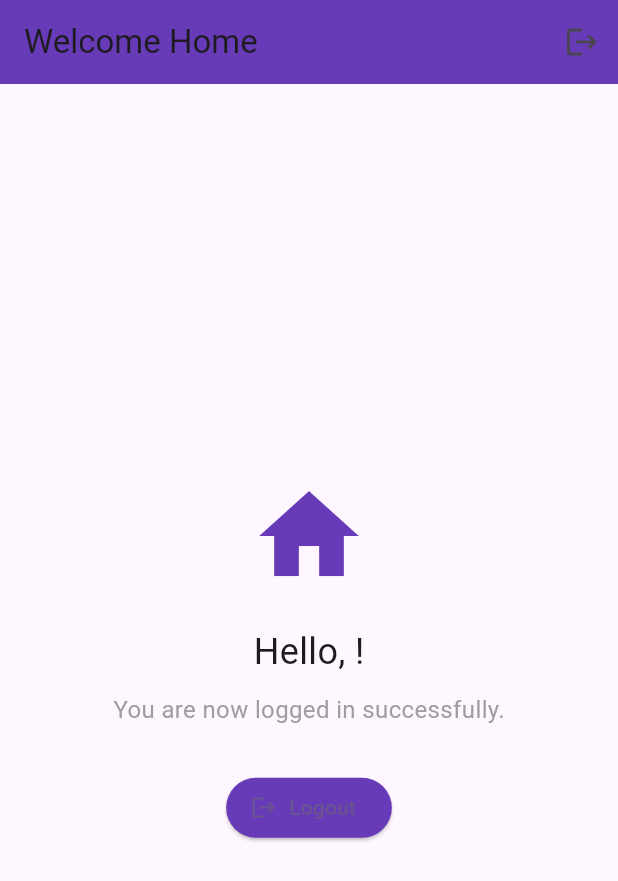
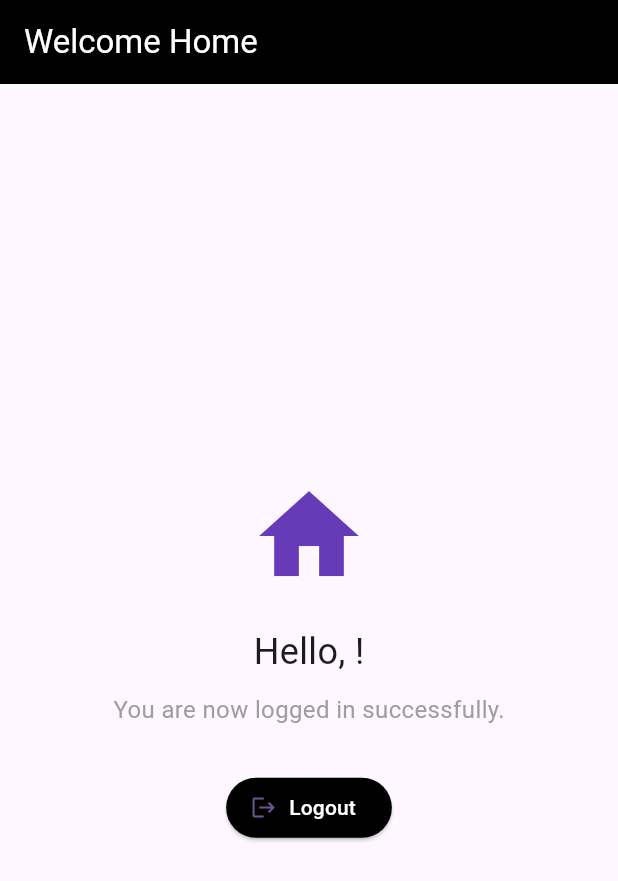
Before and after one commit to DanTech-logics/flutter_firebase, a Flutter app: the HomeScreen screen opened directly, on a phone screen of 412 x 824 dp. Shown: the top 881 px of the screen. Run offline on Flutter 3.47's test engine with Material 3 defaults, Android fonts, the phone set to English and light mode, and no system bars; our stand-ins replace cloud_firestore, firebase_auth, firebase_core, font_awesome_flutter, google_sign_in, shared_preferences; accounts and stored records are empty.

```diff
--- a/lib/screens/home_screen.dart
+++ b/lib/screens/home_screen.dart
@@ -1,5 +1,8 @@
 import 'package:firebase_auth/firebase_auth.dart';
 import 'package:flutter/material.dart';
+import 'package:shared_preferences/shared_preferences.dart';
+
+import 'loginScreen.dart';
 
 class HomeScreen extends StatelessWidget {
   final User? user;
@@ -12,17 +15,8 @@ class HomeScreen extends StatelessWidget {
 
     return Scaffold(
       appBar: AppBar(
-        title: const Text('Welcome Home'),
-        backgroundColor: Colors.deepPurple,
-        actions: [
-          IconButton(
-            icon: const Icon(Icons.logout),
-            onPressed: () async {
-              await FirebaseAuth.instance.signOut();
-              Navigator.of(context).pushReplacementNamed('/login');
-            },
-          )
-        ],
+        title: const Text('Welcome Home',style: TextStyle(color: Colors.white),),
+        backgroundColor: Colors.black,
       ),
       body: Center(
         child: Column(
@@ -43,12 +37,17 @@ class HomeScreen extends StatelessWidget {
             ElevatedButton.icon(
               onPressed: () async {
                 await FirebaseAuth.instance.signOut();
-                Navigator.of(context).pushReplacementNamed('/login');
+                final prefs = await SharedPreferences.getInstance();
+                await prefs.setBool('isLoggedIn', false);
+                Navigator.of(context).pushAndRemoveUntil(
+                  MaterialPageRoute(builder: (context) => LoginScreen()),
+                      (route) => false,
+                );
               },
               icon: const Icon(Icons.logout),
-              label: const Text('Logout'),
+              label: const Text('Logout',style: TextStyle(color: Colors.white),),
               style: ElevatedButton.styleFrom(
-                backgroundColor: Colors.deepPurple,
+                backgroundColor: Colors.black,
               ),
             ),
           ],
--- a/pubspec.yaml
+++ b/pubspec.yaml
@@ -40,6 +40,7 @@ dependencies:
   shared_preferences: ^2.5.3
   sign_in_with_apple: ^7.0.1
   cloud_firestore: ^5.6.6
+  firebase_core: ^3.13.0
 
 dev_dependencies:
   flutter_test:
```
Also changed, not shown: lib/main.dart (+13 -4 lines), lib/screens/loginScreen.dart (+34 -25 lines), pubspec.lock, 6 other files.
